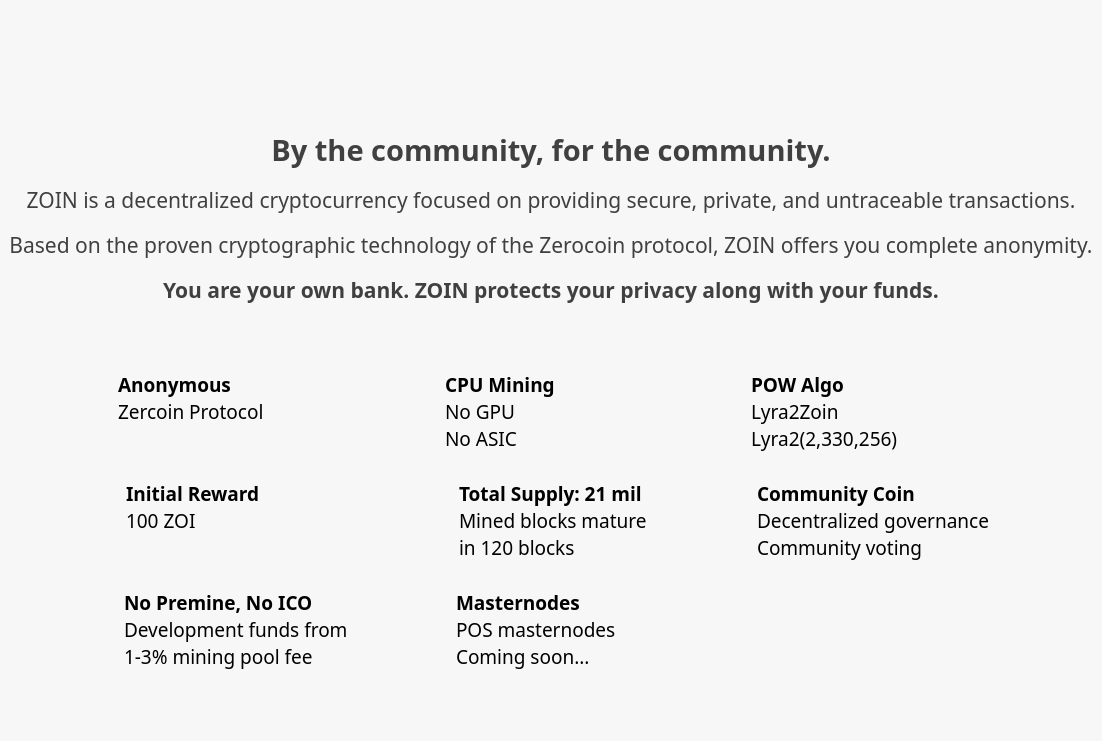
Before: the Qt Designer form src/qt/forms/learnmorepage.ui in noirofficial/noir, drawn with Qt 5.
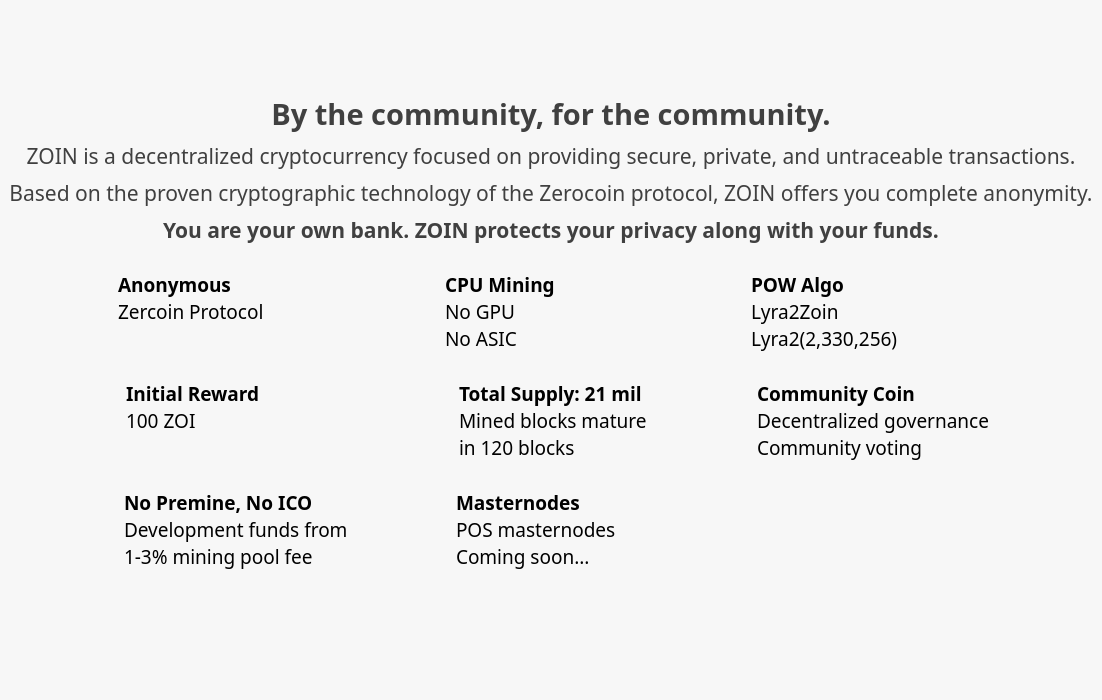
After: the same form once the commit is applied. Icons and pictures are not drawn.

The edit to the form file:
```diff
--- a/src/qt/forms/learnmorepage.ui
+++ b/src/qt/forms/learnmorepage.ui
@@ -339,56 +339,37 @@
      </property>
      <layout class="QVBoxLayout" name="verticalLayout">
       <item>
-       <layout class="QVBoxLayout" name="verticalLayout_14">
-        <item>
-         <widget class="QLabel" name="label_42">
-          <property name="text">
-           <string/>
-          </property>
-         </widget>
-        </item>
-       </layout>
-      </item>
-      <item>
-       <layout class="QVBoxLayout" name="verticalLayout_2">
+       <layout class="QHBoxLayout" name="horizontalLayout">
         <property name="spacing">
          <number>0</number>
         </property>
         <property name="topMargin">
-         <number>0</number>
+         <number>25</number>
         </property>
         <property name="bottomMargin">
          <number>0</number>
         </property>
         <item>
-         <widget class="QLabel" name="spacerTop">
+         <widget class="QPushButton" name="pushButton">
           <property name="sizePolicy">
-           <sizepolicy hsizetype="Preferred" vsizetype="Fixed">
+           <sizepolicy hsizetype="Preferred" vsizetype="Preferred">
             <horstretch>0</horstretch>
             <verstretch>0</verstretch>
            </sizepolicy>
           </property>
-          <property name="minimumSize">
+          <property name="text">
+           <string/>
+          </property>
+          <property name="icon">
+           <iconset resource="../bitcoin.qrc">
+            <normaloff>:/icons/bitcoin</normaloff>:/icons/bitcoin</iconset>
+          </property>
+          <property name="iconSize">
            <size>
-            <width>0</width>
-            <height>95</height>
+            <width>200</width>
+            <height>152</height>
            </size>
           </property>
-          <property name="styleSheet">
-           <string notr="true">background-color: rgba(255, 255, 255,0);
-background-image: url(:/icons/zoin_logo);
-background-position: center;
-background-repeat: none;</string>
-          </property>
-          <property name="text">
-           <string/>
-          </property>
-          <property name="alignment">
-           <set>Qt::AlignCenter</set>
-          </property>
-          <property name="indent">
-           <number>0</number>
-          </property>
          </widget>
         </item>
        </layout>
@@ -396,14 +377,14 @@
       <item>
        <layout class="QVBoxLayout" name="verticalLayout_3">
         <property name="spacing">
-         <number>15</number>
+         <number>7</number>
         </property>
         <property name="topMargin">
-         <number>0</number>
-        </property>
-        <property name="bottomMargin">
          <number>40</number>
         </property>
+        <property name="bottomMargin">
+         <number>20</number>
+        </property>
         <item>
          <widget class="QLabel" name="label_2">
           <property name="sizePolicy">
@@ -506,22 +487,6 @@
         </item>
        </layout>
       </item>
-      <item>
-       <layout class="QVBoxLayout" name="verticalLayout_16">
-        <item>
-         <widget class="QLabel" name="label_45">
-          <property name="font">
-           <font>
-            <pointsize>9</pointsize>
-           </font>
-          </property>
-          <property name="text">
-           <string/>
-          </property>
-         </widget>
-        </item>
-       </layout>
-      </item>
       <item>
        <layout class="QHBoxLayout" name="horizontalLayout_4">
         <property name="spacing">
@@ -1280,16 +1245,28 @@
       <item>
        <layout class="QVBoxLayout" name="verticalLayout_12">
         <item>
-         <widget class="QLabel" name="label_43">
-          <property name="text">
-           <string/>
+         <spacer name="verticalSpacer">
+          <property name="orientation">
+           <enum>Qt::Vertical</enum>
           </property>
-         </widget>
+          <property name="sizeHint" stdset="0">
+           <size>
+            <width>20</width>
+            <height>40</height>
+           </size>
+          </property>
+         </spacer>
         </item>
        </layout>
       </item>
       <item>
        <layout class="QVBoxLayout" name="verticalLayout_13">
+        <property name="spacing">
+         <number>10</number>
+        </property>
+        <property name="topMargin">
+         <number>20</number>
+        </property>
         <item>
          <widget class="QLabel" name="label_44">
           <property name="text">
```
